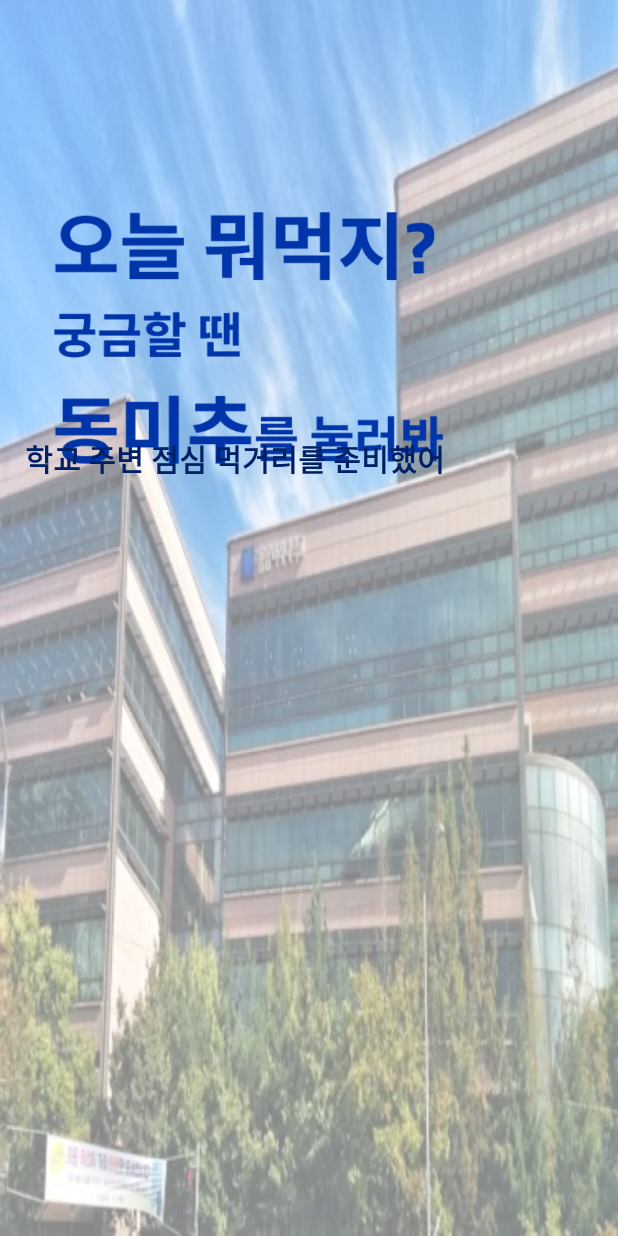
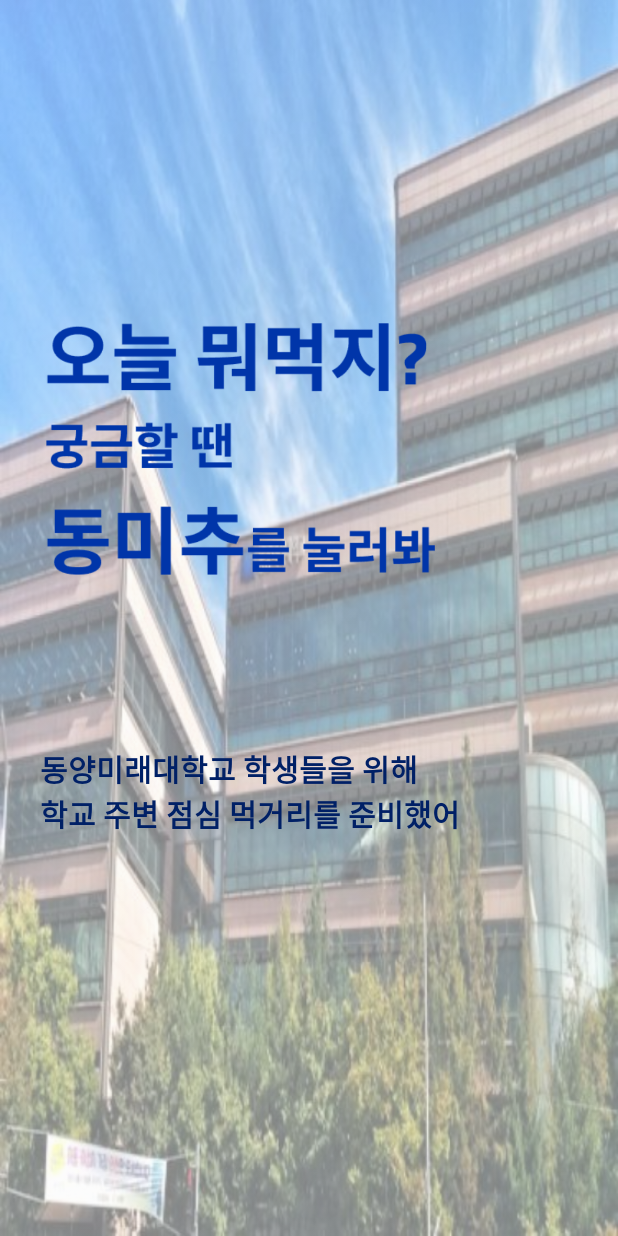
Before and after one commit to hansolj991/Monthly_Coding_DMC, an Android app: the LandingActivity screen opened directly, with no data from a screen before it, on a phone screen of 412 x 824 dp. Run offline under Robolectric (Android 15) with nearby library versions, the phone set to English and light mode, and no system bars.

Commit message:
[refactor] main/landing.xml

```diff
--- /dev/null
+++ b/app/src/main/res/drawable/all_button_radius_10dp.xml
@@ -0,0 +1,6 @@
+<?xml version="1.0" encoding="utf-8"?>
+<shape xmlns:android="http://schemas.android.com/apk/res/android">
+    <corners
+        android:radius="10dp">
+    </corners>
+</shape>
--- a/app/src/main/res/layout/activity_landing.xml
+++ b/app/src/main/res/layout/activity_landing.xml
@@ -12,47 +12,30 @@
         android:id="@+id/activity_landing_title_imageview"
         android:layout_width="259dp"
         android:layout_height="200dp"
-        app:layout_constraintBottom_toBottomOf="parent"
+        android:layout_marginTop="170dp"
+        app:layout_constraintBottom_toTopOf="@+id/activity_landing_textview2"
         app:layout_constraintEnd_toEndOf="parent"
-        app:layout_constraintHorizontal_bias="0.235"
+        app:layout_constraintHorizontal_bias="0.2"
         app:layout_constraintStart_toStartOf="parent"
         app:layout_constraintTop_toTopOf="parent"
-        app:layout_constraintVertical_bias="0.201"
+        app:layout_constraintVertical_bias="0.227"
         app:srcCompat="@drawable/activity_main_title_text" />
 
     <TextView
         android:id="@+id/activity_landing_textview2"
         android:layout_width="wrap_content"
         android:layout_height="wrap_content"
-        android:layout_marginTop="54dp"
-        android:layout_marginBottom="548dp"
-        android:text="동양미래대학교 학생들을 위해"
+        android:layout_marginTop="68dp"
+        android:layout_marginBottom="237dp"
+        android:text="동양미래대학교 학생들을 위해\n학교 주변 점심 먹거리를 준비했어"
         android:textColor="#002066"
         android:textSize="20dp"
         android:textStyle="bold"
         app:layout_constraintBottom_toBottomOf="parent"
         app:layout_constraintEnd_toEndOf="parent"
-        app:layout_constraintHorizontal_bias="0.224"
+        app:layout_constraintHorizontal_bias="0.201"
         app:layout_constraintStart_toStartOf="parent"
-        app:layout_constraintTop_toBottomOf="@+id/activity_landing_title_imageview"
-        app:layout_constraintVertical_bias="1.0" />
-
-    <TextView
-        android:id="@+id/activity_landing_textview3"
-        android:layout_width="wrap_content"
-        android:layout_height="wrap_content"
-        android:layout_marginStart="52dp"
-        android:layout_marginTop="16dp"
-        android:layout_marginEnd="151dp"
-        android:layout_marginBottom="505dp"
-        android:text="학교 주변 점심 먹거리를 준비했어"
-        android:textColor="#002066"
-        android:textSize="20dp"
-        android:textStyle="bold"
-        app:layout_constraintBottom_toBottomOf="parent"
-        app:layout_constraintEnd_toEndOf="parent"
-        app:layout_constraintStart_toStartOf="parent"
-        app:layout_constraintTop_toBottomOf="@+id/activity_landing_textview2" />
+        app:layout_constraintTop_toBottomOf="@+id/activity_landing_title_imageview" />
 
 
 </androidx.constraintlayout.widget.ConstraintLayout>
--- a/app/src/main/res/values/colors.xml
+++ b/app/src/main/res/values/colors.xml
@@ -7,4 +7,7 @@
     <color name="teal_700">#FF018786</color>
     <color name="black">#FF000000</color>
     <color name="white">#FFFFFFFF</color>
+
+    <color name="pink_select_button">#FB9089</color>
+    <color name="navy_select_button">#011A51</color>
 </resources>
--- a/app/src/main/res/values/themes.xml
+++ b/app/src/main/res/values/themes.xml
@@ -1,9 +1,9 @@
 <resources xmlns:tools="http://schemas.android.com/tools">
     <!-- Base application theme. -->
-    <style name="Theme.Monthly_Coding_DMC" parent="Theme.MaterialComponents.DayNight.DarkActionBar">
+    <style name="Theme.Monthly_Coding_DMC" parent="Theme.AppCompat.Light"> <!--버튼색상 기본설정 해제-->
         <!-- Primary brand color. -->
         <item name="colorPrimary">@color/purple_500</item>
-        <item name="colorPrimaryVariant">@color/purple_700</item>
+        <item name="colorPrimaryVariant">@color/pink_select_button</item>
         <item name="colorOnPrimary">@color/white</item>
         <!-- Secondary brand color. -->
         <item name="colorSecondary">@color/teal_200</item>
```
Also changed, not shown: app/src/main/res/layout/activity_main.xml (+19 -13 lines).
